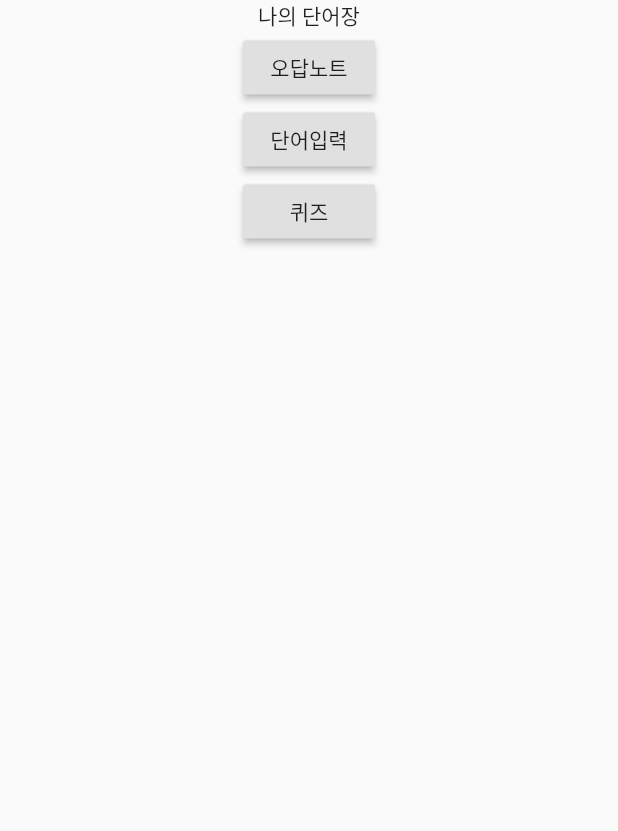
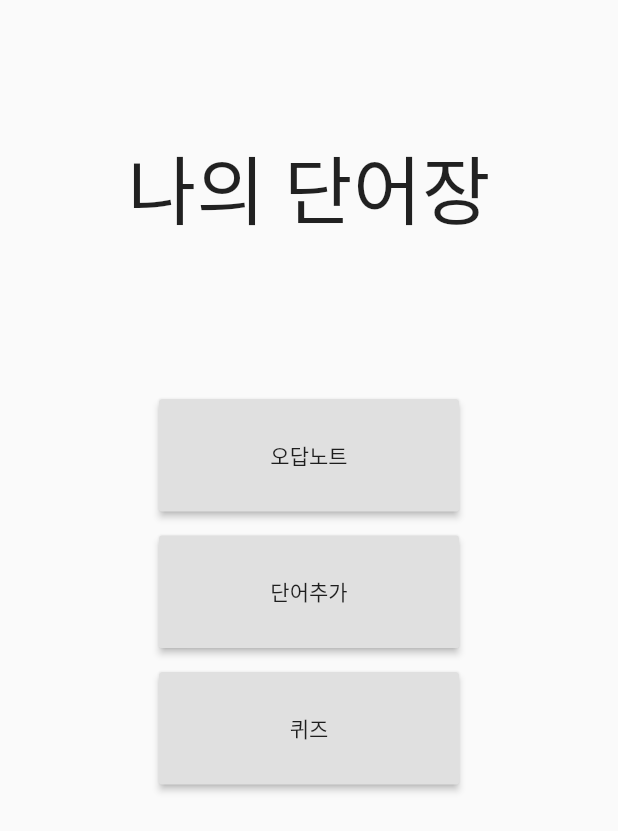
Before and after one commit to guswns8431/flutter-project, a Flutter app: the HomePage screen opened by its route, on a phone screen of 412 x 824 dp. Shown: the top 831 px of the screen. Run offline on Flutter 3.47's test engine with Material 2 defaults, Android fonts, the phone set to English and light mode, and no system bars.

Commit message:
메인 화면 UI 수정

```diff
--- a/lib/home-page.dart
+++ b/lib/home-page.dart
@@ -1,7 +1,6 @@
 import 'package:flutter/material.dart';
 
 class HomePage extends StatefulWidget {
-
   @override
   _HomePageState createState() => _HomePageState();
 }
@@ -11,27 +10,57 @@ class _HomePageState extends State<HomePage> {
   Widget build(BuildContext context) {
     return Scaffold(
       body: Center(
-        child: Column(children: <Widget>[
-          Text('나의 단어장'),
-          RaisedButton(
+        child: Column(
+          children: <Widget>[
+            Container(
+                width: 300,
+                height: 250,
+                child: Center(
+                    child: Text(
+                  '나의 단어장',
+                  style: TextStyle(fontSize: 50),
+                ))),
+            Padding(
+              padding: const EdgeInsets.all(8),
+            ),
+            Container(
+              width: 200,
+              height: 75,
+              child: RaisedButton(
                 child: Text("오답노트"),
-            onPressed: (){
+                onPressed: () {
                   Navigator.pushNamed(context, 'incorrectNote');
                 },
               ),
-          RaisedButton(
-            child: Text('단어입력'),
-            onPressed: (){
+            ),
+            Padding(
+              padding: const EdgeInsets.all(8),
+            ),
+            Container(
+              width: 200,
+              height: 75,
+              child: RaisedButton(
+                child: Text('단어추가'),
+                onPressed: () {
                   Navigator.pushNamed(context, 'add');
                 },
               ),
-          RaisedButton(
+            ),
+            Padding(
+              padding: const EdgeInsets.all(8),
+            ),
+            Container(
+              width: 200,
+              height: 75,
+              child: RaisedButton(
                 child: Text('퀴즈'),
-            onPressed: (){
+                onPressed: () {
                   Navigator.pushNamed(context, 'quiz');
                 },
+              ),
             )
-        ],),
+          ],
+        ),
       ),
     );
   }
--- a/lib/incorrect-note-page.dart
+++ b/lib/incorrect-note-page.dart
@@ -1,5 +1,4 @@
 import 'package:flutter/material.dart';
-import 'package:flutter_project_wordbook/home-page.dart';
 
 class IncorrectNote extends StatefulWidget {
   @override
```
Lines whose indentation alone changed are shown as unchanged.
